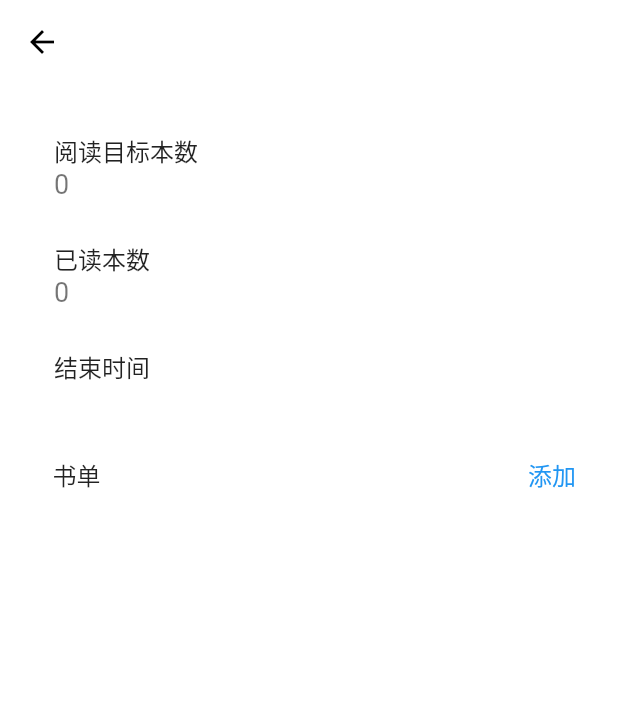
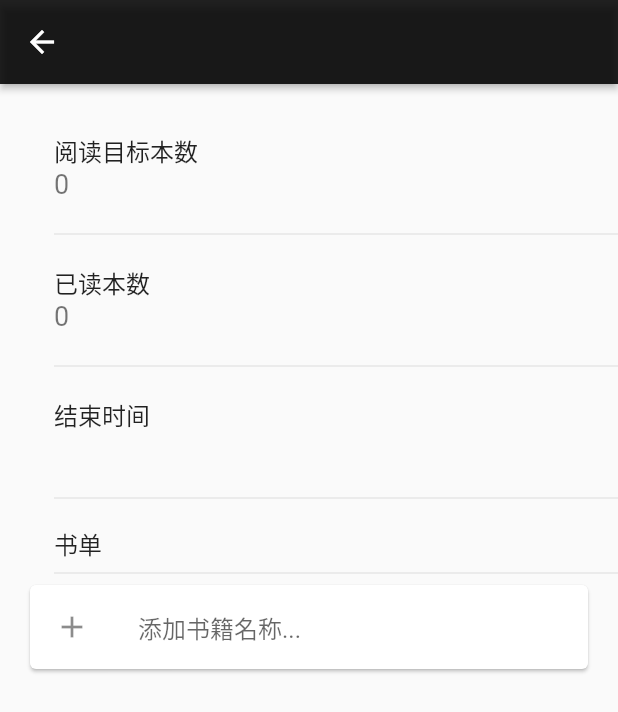
Before and after one commit to radishwu/PlanBooks, a Flutter app: the PlanDetail screen opened directly with empty values, on a phone screen of 412 x 824 dp. Shown: the top 712 px of the screen. Run offline on Flutter 3.47's test engine with Material 2 defaults, Android fonts, the phone set to English and light mode, and no system bars; our stand-ins replace sqflite; accounts and stored records are empty.

Commit message:
fix:主题优化&首页后退优化&添加书籍逻辑

```diff
--- a/lib/entity/plan_book_entity.dart
+++ b/lib/entity/plan_book_entity.dart
@@ -1,4 +1,4 @@
-class PlanBookEntity {
+class PlanBookEntity implements Comparable<PlanBookEntity> {
   int id;
   int planId;
   String title;
@@ -14,4 +14,9 @@ class PlanBookEntity {
     doneDate = map['done_date'];
     isRead = map['is_read'];
   }
+
+  @override
+  int compareTo(PlanBookEntity other) {
+    return other.isRead == 0 ? 1 : 0;
+  }
 }
--- a/lib/main.dart
+++ b/lib/main.dart
@@ -5,6 +5,10 @@ import 'ui/splash_screen.dart';
 
 void main() => runApp(MaterialApp(
       debugShowCheckedModeBanner: false,
+      theme: new ThemeData(
+          primaryColor: Colors.black,
+          cursorColor: Colors.black54,
+          accentColor: Colors.black87),
       home: new SplashScreen(),
       routes: <String, WidgetBuilder>{
         '/create_plan': (BuildContext context) => new CreatePlan(),
--- a/lib/ui/plan_detail.dart
+++ b/lib/ui/plan_detail.dart
@@ -14,7 +14,8 @@ class PlanDetail extends StatefulWidget {
 
 class PlanDetailPage extends State<PlanDetail> {
   final PlanEntity planEntity;
-  List<PlanBookEntity> planBookListl;
+  final DBManager dbManager = new DBManager();
+  List<PlanBookEntity> planBookList;
   bool isLoading = true;
 
   PlanDetailPage(this.planEntity);
@@ -27,30 +28,30 @@ class PlanDetailPage extends State<PlanDetail> {
 
   void requestPlanBooks() {
     print('plan book list request.');
-    DBManager dbManager = new DBManager();
     Future<List<PlanBookEntity>> res = dbManager.getPlanBook(planEntity.id);
     res.then((List<PlanBookEntity> planBooks) {
       setState(() {
         isLoading = false;
-        this.planBookListl = planBooks;
+        planBooks.sort();
+        this.planBookList = planBooks;
       });
     });
   }
 
+  final addBookNameController = TextEditingController();
+
   @override
   Widget build(BuildContext context) {
     return new Scaffold(
-      backgroundColor: Colors.white,
       appBar: new AppBar(
         leading: IconButton(
-          icon: Icon(Icons.arrow_back, color: Colors.black),
+          icon: Icon(Icons.arrow_back, color: Colors.white),
           onPressed: () => Navigator.of(context).pop(),
         ),
-        elevation: 0,
-        backgroundColor: Colors.white,
+        elevation: 2,
+        backgroundColor: Colors.black87,
         title: new Text(
           planEntity.name,
-          style: TextStyle(color: Colors.black),
         ),
       ),
       body: new Column(
@@ -65,6 +66,7 @@ class PlanDetailPage extends State<PlanDetail> {
               ),
             ),
           ),
+          new Divider(indent: 36),
           new Container(
             padding: const EdgeInsets.only(left: 20, right: 20),
             child: new ListTile(
@@ -75,6 +77,7 @@ class PlanDetailPage extends State<PlanDetail> {
               ),
             ),
           ),
+          new Divider(indent: 36),
           new Container(
             padding: const EdgeInsets.only(left: 20, right: 20),
             child: new ListTile(
@@ -85,27 +88,37 @@ class PlanDetailPage extends State<PlanDetail> {
               ),
             ),
           ),
-          new Row(
-            mainAxisAlignment: MainAxisAlignment.spaceBetween,
-            children: <Widget>[
-              new Container(
-                padding: const EdgeInsets.only(left: 35),
-                child: Text(
-                  '书单',
-                  style: TextStyle(fontSize: 16),
-                ),
-              ),
-              FlatButton(
-                onPressed: () {},
-                child: Text(
-                  '添加',
-                  style: TextStyle(fontSize: 16, color: Colors.blue),
-                ),
-              ),
-            ],
+          new Divider(indent: 36),
+          new Container(
+            padding: const EdgeInsets.only(left: 36, right: 20, top: 10),
+            alignment: Alignment.centerLeft,
+            child: Text(
+              '书单',
+              style: TextStyle(fontSize: 16),
+            ),
           ),
+          new Divider(indent: 36),
+          new Card(
+              margin: const EdgeInsets.only(right: 20, left: 20, bottom: 10),
+              child: new Container(
+                  child: new ListTile(
+                      leading: Icon(Icons.add),
+                      title: new TextField(
+                        controller: addBookNameController,
+                        decoration:
+                            InputDecoration.collapsed(hintText: '添加书籍名称...'),
+                        onSubmitted: (text) {
+                          dbManager.insertBook(planEntity.id, text, '');
+                          setState(() {
+                            requestPlanBooks();
+                          });
+                          addBookNameController.text = '';
+                        },
+                      )))),
           new Expanded(
-            child: booksView(),
+            child: planBookList == null || planBookList.length == 0
+                ? Text('')
+                : booksView(),
           )
         ],
       ),
@@ -114,18 +127,31 @@ class PlanDetailPage extends State<PlanDetail> {
 
   Widget booksView() {
     return new ListView.builder(
-      itemCount: planBookListl.length,
+      itemCount: planBookList.length,
       itemBuilder: (context, index) {
         return new Card(
-            margin: const EdgeInsets.only(right: 20, left: 20, bottom: 10),
+            margin: const EdgeInsets.only(right: 20, left: 20, bottom: 5),
             child: new Container(
               child: new CheckboxListTile(
                 controlAffinity: ListTileControlAffinity.leading,
-                title: new Text(planBookListl[index].title),
-                value: planBookListl[index].isRead == 1,
+                title: new Text(
+                  planBookList[index].title,
+                  style: TextStyle(
+                      decoration: planBookList[index].isRead == 1
+                          ? TextDecoration.lineThrough
+                          : TextDecoration.none),
+                ),
+                subtitle: planBookList[index].doneDate.isNotEmpty
+                    ? Text('结束时间：${planBookList[index].doneDate}')
+                    : null,
+                value: planBookList[index].isRead == 1,
                 onChanged: (bool value) {
+                  if (!value) return;
+                  dbManager.updatePlanBookRead(planBookList[index].id);
+                  dbManager.updatePlanCurrent(planBookList[index].planId);
                   setState(() {
-                    planBookListl[index].isRead = value ? 1 : 0;
+                    requestPlanBooks();
+                    planEntity.current++;
                   });
                 },
               ),
--- a/lib/ui/splash_screen.dart
+++ b/lib/ui/splash_screen.dart
@@ -12,7 +12,7 @@ class SplashScreenState extends State<SplashScreen> {
   void initState() {
     super.initState();
     Timer(Duration(seconds: 3),
-        () => Navigator.pushNamed(context, '/home'));
+        () => Navigator.popAndPushNamed(context, '/home'));
   }
 
   @override
```
Also changed, not shown: lib/db/read_plan_db.dart (+20 -22 lines), lib/ui/create_plan.dart (+6 -8 lines), lib/ui/home.dart (+32 -1 lines).
